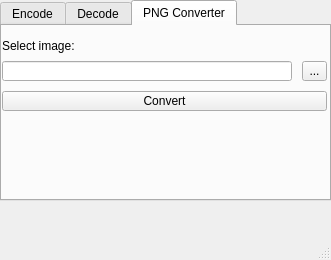
Old version of the form UI.ui in the repository Richard-Watson/Steganography.
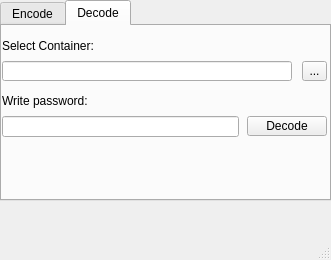
New version of the form. The open tabs and pages were chosen to show the change.

Patch:
```diff
--- a/UI.ui
+++ b/UI.ui
@@ -231,60 +231,6 @@
       </property>
      </widget>
     </widget>
-    <widget class="QWidget" name="PNG_Converter">
-     <attribute name="title">
-      <string>PNG Converter</string>
-     </attribute>
-     <widget class="QLabel" name="Converter_Container_Label">
-      <property name="geometry">
-       <rect>
-        <x>0</x>
-        <y>10</y>
-        <width>325</width>
-        <height>20</height>
-       </rect>
-      </property>
-      <property name="text">
-       <string>Select image:</string>
-      </property>
-     </widget>
-     <widget class="QLineEdit" name="Converter_Container_LineEdit">
-      <property name="geometry">
-       <rect>
-        <x>0</x>
-        <y>35</y>
-        <width>290</width>
-        <height>20</height>
-       </rect>
-      </property>
-     </widget>
-     <widget class="QToolButton" name="Converter_Container_ToolButton">
-      <property name="geometry">
-       <rect>
-        <x>300</x>
-        <y>35</y>
-        <width>25</width>
-        <height>20</height>
-       </rect>
-      </property>
-      <property name="text">
-       <string>...</string>
-      </property>
-     </widget>
-     <widget class="QPushButton" name="Converter_pushButton">
-      <property name="geometry">
-       <rect>
-        <x>0</x>
-        <y>65</y>
-        <width>325</width>
-        <height>20</height>
-       </rect>
-      </property>
-      <property name="text">
-       <string>Convert</string>
-      </property>
-     </widget>
-    </widget>
    </widget>
   </widget>
   <widget class="QMenuBar" name="menubar">
```
Left out of the diff: 6 changed lines with no effect on the pictures.
